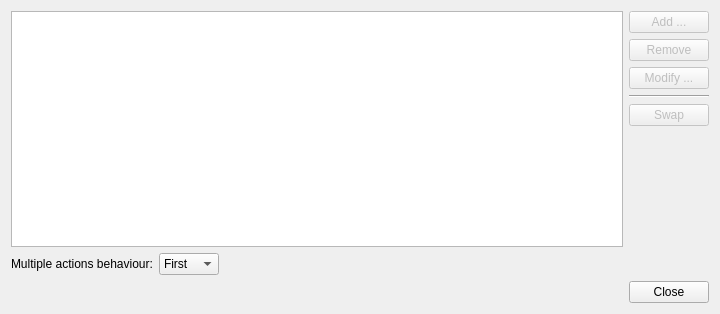
Qt form config/main_window.ui (lxqt/lxqt-globalkeys) before a commit.
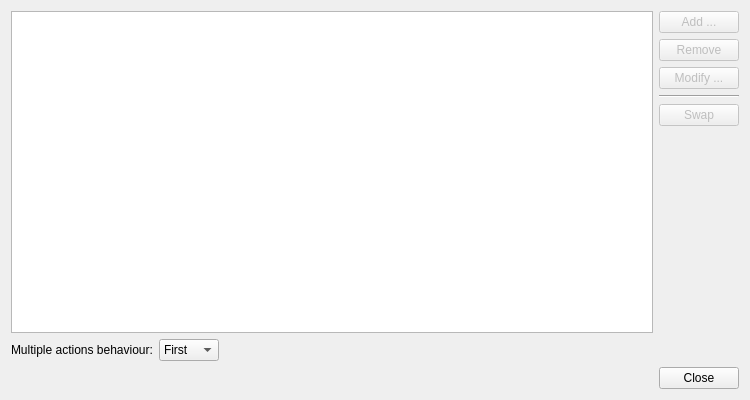
The same form after that commit.

Commit message:
Remember config window size on exiting
NOTE: IMHO, the config file of lxqt-globalkeys is set in a weird way by the current code. Qt handles global and user config files automatically. Or I'm missing something here?

The edit to the form file:
```diff
--- a/config/main_window.ui
+++ b/config/main_window.ui
@@ -6,8 +6,8 @@
    <rect>
     <x>0</x>
     <y>0</y>
-    <width>720</width>
-    <height>314</height>
+    <width>750</width>
+    <height>400</height>
    </rect>
   </property>
   <property name="windowTitle">
```
The commit also changes 2 other files.
